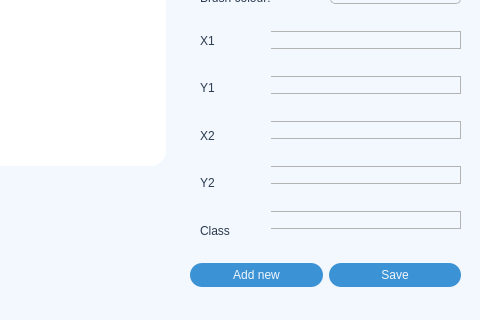
First picture: the form in uis/images_label_window.ui, repository pavdmit/sl2, before the edit; both pictures show x 320 to 800 and y 480 to 800 of the 800 by 800 pixel window.
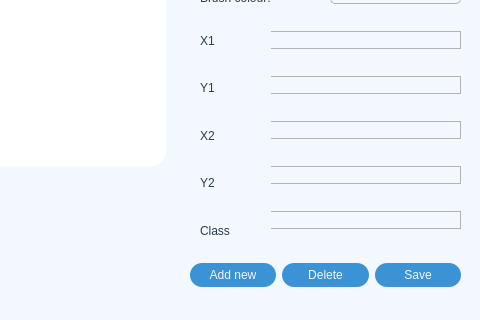
Second picture: the form after the edit.

```diff
--- a/uis/images_label_window.ui
+++ b/uis/images_label_window.ui
@@ -189,6 +189,33 @@
        </property>
       </widget>
      </item>
+     <item>
+      <widget class="QPushButton" name="delete_btn">
+       <property name="minimumSize">
+        <size>
+         <width>0</width>
+         <height>24</height>
+        </size>
+       </property>
+       <property name="styleSheet">
+        <string notr="true">QPushButton {
+	background-color: rgb(59, 146, 212);
+	color:rgb(243,247,254);
+	border: 0px solid;
+	border-radius: 12px;
+	font: 13pt &quot;Andale Mono&quot;;
+}
+
+QPushButton:hover {
+	background-color: rgb(243,247,254);
+	color:rgb(59, 146, 212);
+}</string>
+       </property>
+       <property name="text">
+        <string>Delete</string>
+       </property>
+      </widget>
+     </item>
      <item>
       <widget class="QPushButton" name="save_btn">
        <property name="minimumSize">
```
